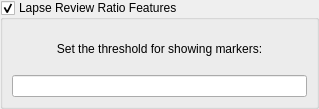
KyleRego/LeechToolkit, file res/ui/lapse_review_ratio_widget.ui: the form before one commit.
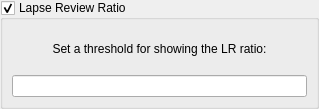
The form after the commit.

Commit message: Update .ui and recompile lrr widget

Patch:
```diff
--- a/res/ui/lapse_review_ratio_widget.ui
+++ b/res/ui/lapse_review_ratio_widget.ui
@@ -47,7 +47,7 @@
       <string>&lt;html&gt;&lt;head/&gt;&lt;body&gt;&lt;p&gt;Configure lapse review ratio threshold&lt;/p&gt;&lt;/body&gt;&lt;/html&gt;</string>
      </property>
      <property name="title">
-      <string>Lapse Review Ratio Features</string>
+      <string>Lapse Review Ratio</string>
      </property>
      <property name="alignment">
       <set>Qt::AlignLeading|Qt::AlignLeft|Qt::AlignTop</set>
@@ -74,7 +74,7 @@
       <item>
        <widget class="QLabel" name="lapseReviewRatioLineEditLabel">
         <property name="text">
-         <string>Set the threshold for showing markers:</string>
+         <string>Set a threshold for showing the LR ratio:</string>
         </property>
         <property name="alignment">
          <set>Qt::AlignCenter</set>
```
The commit also changes 1 other file.
